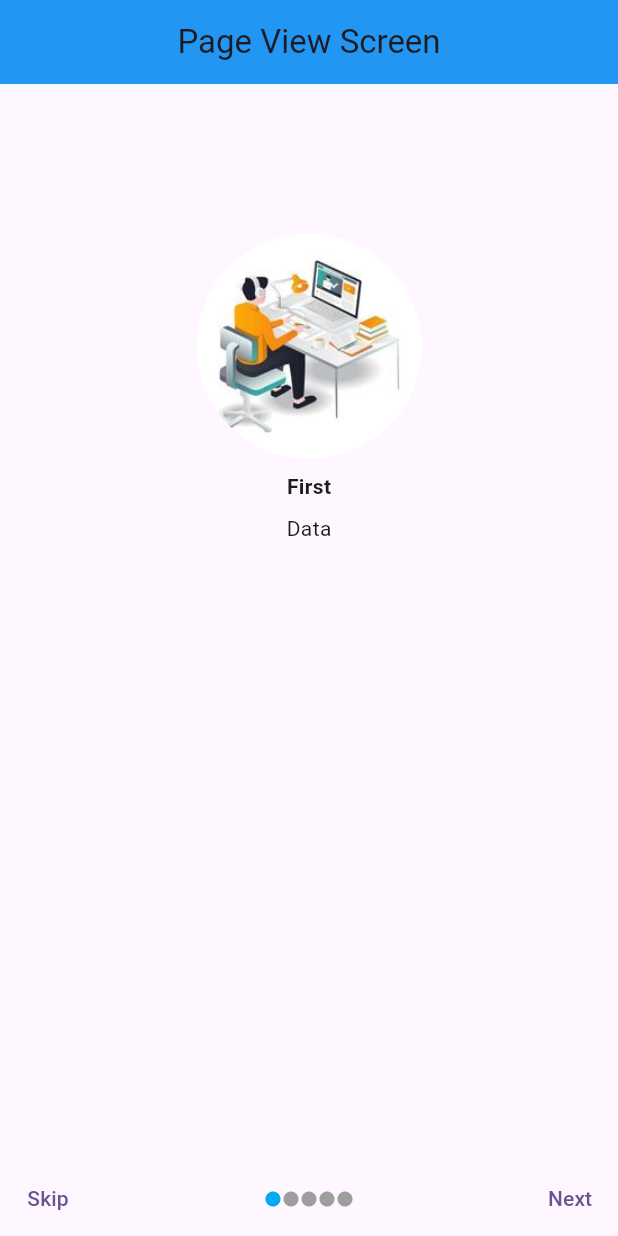
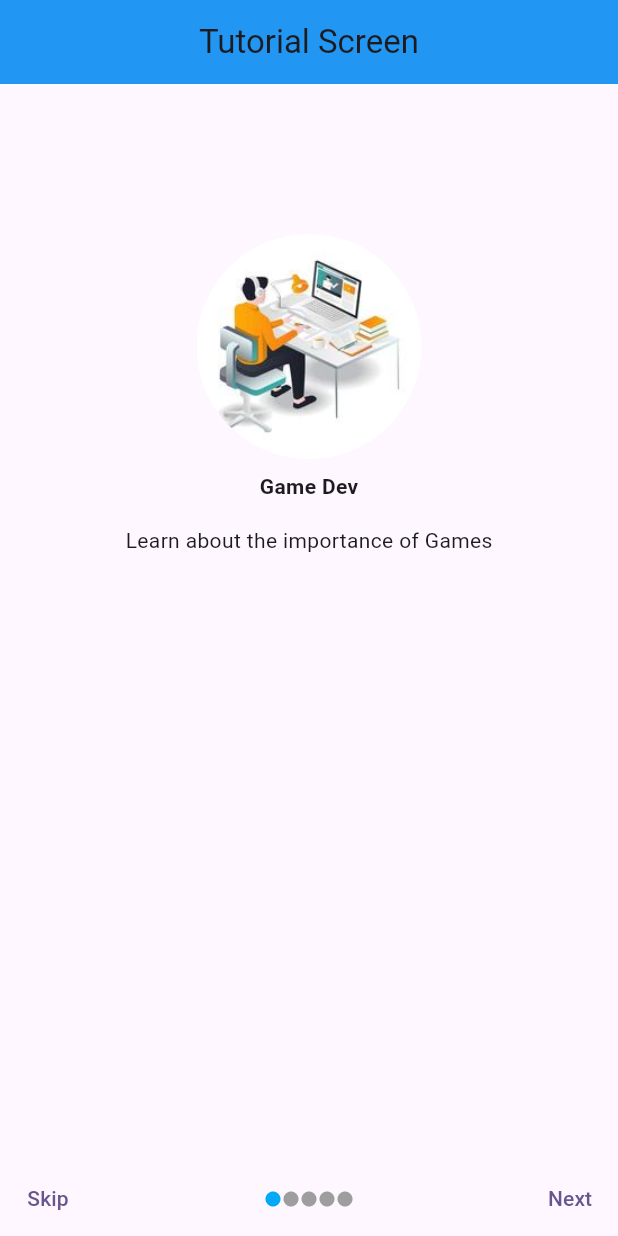
Before and after one commit to GKING1029/flutter_screens, a Flutter app: the screen it shows after launch, on a phone screen of 412 x 824 dp. Run offline on Flutter 3.47's test engine with Material 3 defaults, Android fonts, the phone set to English and light mode, and no system bars.

Commit message:
updated text

```diff
--- a/lib/pageView_screen.dart
+++ b/lib/pageView_screen.dart
@@ -1,5 +1,6 @@
 import 'package:flutter/material.dart';
 import 'package:flutter_screen_1/screen4.dart';
+import 'package:flutter_screen_1/screen5.dart';
 
 class PageViewScreen extends StatefulWidget {
   const PageViewScreen({super.key});
@@ -16,7 +17,7 @@ class _PageViewScreenState extends State<PageViewScreen> {
     return Scaffold(
       appBar: AppBar(
         backgroundColor: Colors.blue,
-        title: const Center(child: Text("Page View Screen")),
+        title: const Center(child: Text("Tutorial Screen")),
       ),
       body: Column(children: [
         Expanded(
@@ -45,11 +46,18 @@ class _PageViewScreenState extends State<PageViewScreen> {
                     const Padding(
                       padding: EdgeInsets.all(8.0),
                       child: Text(
-                        "First",
+                        "Game Dev",
                         style: TextStyle(fontWeight: FontWeight.bold),
                       ),
                     ),
-                    const Text("Data")
+                    const Padding(
+                      padding:
+                          const EdgeInsets.only(top: 8, left: 30, right: 30),
+                      child: Text(
+                        "Learn about the importance of Games",
+                        textAlign: TextAlign.justify,
+                      ),
+                    )
                   ],
                 ),
               ),
@@ -64,15 +72,19 @@ class _PageViewScreenState extends State<PageViewScreen> {
                           shape: BoxShape.circle,
                           image: DecorationImage(
                             fit: BoxFit.cover,
-                            image: AssetImage("assets/images/vector2.jpg"),
+                            image: AssetImage("assets/images/vector3.jpg"),
                           )),
                     ),
                     const Padding(
                       padding: EdgeInsets.all(8.0),
-                      child: Text("Second",
+                      child: Text("Responsive Web Design",
                           style: TextStyle(fontWeight: FontWeight.bold)),
                     ),
-                    const Text("Data")
+                    const Padding(
+                      padding: EdgeInsets.only(top: 8, left: 40, right: 40),
+                      child:
+                          Text("Importance of responsive design for websites"),
+                    )
                   ],
                 ),
               ),
@@ -141,10 +153,10 @@ class _PageViewScreenState extends State<PageViewScreen> {
                     ),
                     const Padding(
                       padding: EdgeInsets.all(8.0),
-                      child: Text("Fifth",
+                      child: Text("UI/UX",
                           style: TextStyle(fontWeight: FontWeight.bold)),
                     ),
-                    const Text("Data")
+                    const Text("Get extraodinary designs for your App")
                   ],
                 ),
               ),
@@ -165,8 +177,8 @@ class _PageViewScreenState extends State<PageViewScreen> {
                       setState(() {});
                     }
                   },
-                  child: Text("Skip")),
-              Spacer(),
+                  child: const Text("Skip")),
+              const Spacer(),
               ListView.builder(
                   shrinkWrap: true,
                   scrollDirection: Axis.horizontal,
@@ -180,27 +192,27 @@ class _PageViewScreenState extends State<PageViewScreen> {
                           : Colors.grey,
                     );
                   })),
-              Spacer(),
+              const Spacer(),
               TextButton(
                 onPressed: () {
                   if (_currentPage < 4) {
                     // _currentPage + 4;
                     pageController.nextPage(
-                        duration: Duration(milliseconds: 10),
+                        duration: const Duration(milliseconds: 10),
                         curve: Curves.bounceIn);
                     setState(() {});
                   }
                 },
                 child: _currentPage < 4
-                    ? Text("Next")
+                    ? const Text("Next")
                     : GestureDetector(
                         onTap: () {
                           Navigator.push(
                               context,
                               MaterialPageRoute(
-                                  builder: ((context) => const Screen4())));
+                                  builder: ((context) => const Screen5())));
                         },
-                        child: Text("Done")),
+                        child: const Text("Done")),
               )
             ],
           ),
```
